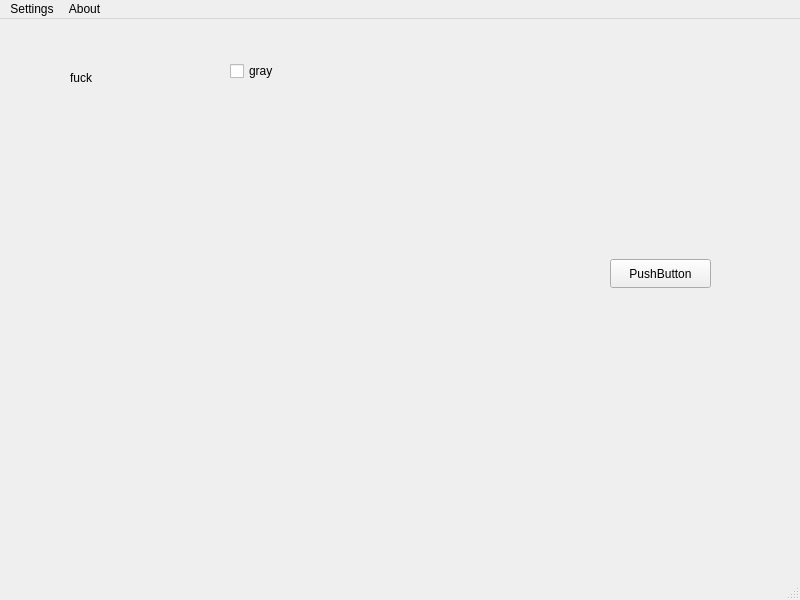
Qt form mainwindow.ui (DreamLeePKU/chat) before a commit.
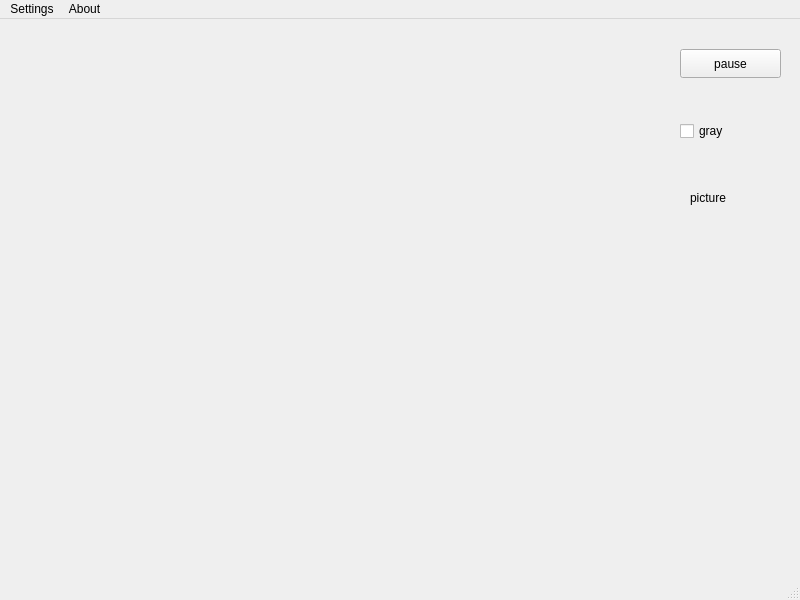
The same form after that commit.

What changed in the file:
```diff
--- a/mainwindow.ui
+++ b/mainwindow.ui
@@ -17,21 +17,21 @@
    <widget class="QLabel" name="label">
     <property name="geometry">
      <rect>
-      <x>70</x>
-      <y>50</y>
+      <x>690</x>
+      <y>170</y>
       <width>81</width>
       <height>18</height>
      </rect>
     </property>
     <property name="text">
-     <string>fuck</string>
+     <string>picture</string>
     </property>
    </widget>
    <widget class="QCheckBox" name="checkBox">
     <property name="geometry">
      <rect>
-      <x>230</x>
-      <y>40</y>
+      <x>680</x>
+      <y>100</y>
       <width>107</width>
       <height>24</height>
      </rect>
@@ -43,23 +43,23 @@
    <widget class="QPushButton" name="pushButton">
     <property name="geometry">
      <rect>
-      <x>610</x>
-      <y>240</y>
+      <x>680</x>
+      <y>30</y>
       <width>101</width>
       <height>29</height>
      </rect>
     </property>
     <property name="text">
-     <string>PushButton</string>
+     <string>pause</string>
     </property>
    </widget>
    <widget class="QWidget" name="verticalLayoutWidget">
     <property name="geometry">
      <rect>
-      <x>20</x>
-      <y>130</y>
-      <width>311</width>
-      <height>201</height>
+      <x>30</x>
+      <y>90</y>
+      <width>611</width>
+      <height>271</height>
      </rect>
     </property>
     <layout class="QVBoxLayout" name="verticalLayout"/>
```
